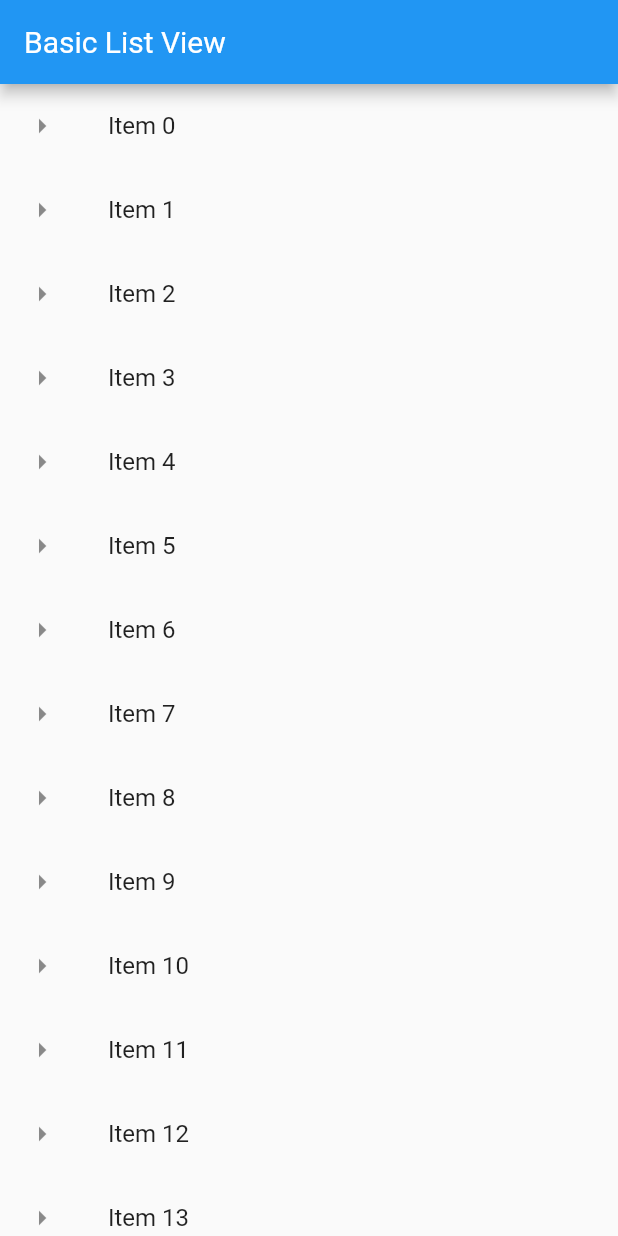
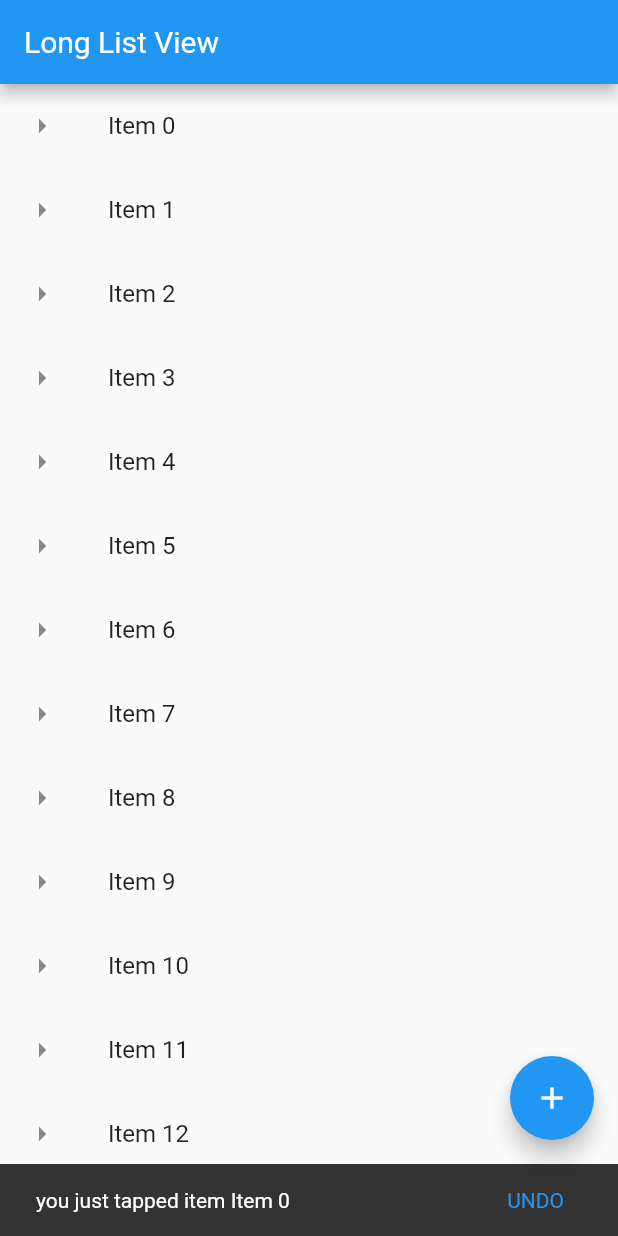
Before and after one commit to AlaaMetwally/flutter_app, a Flutter app: the screen it shows after launch, after a tap on an icon or button, on a phone screen of 412 x 824 dp. Run offline on Flutter 3.47's test engine with Material 2 defaults, Android fonts, the phone set to English and light mode, and no system bars.

Commit message:
Floating Action Button and SnackBar

```diff
--- a/lib/main.dart
+++ b/lib/main.dart
@@ -12,13 +12,29 @@ class MyFlutterApp extends StatelessWidget {
         home: Scaffold(
           body: getListView(),
           appBar: AppBar(
-            title: Text("Basic List View"),
+            title: Text("Long List View"),
+          ),
+          floatingActionButton: FloatingActionButton(
+            onPressed: () => debugPrint("FAB clicked"),
+            child: Icon(Icons.add),
+            tooltip: 'Add one more Item',
           ),
         ));
   }
 
   List<String> getListElements() {
     return List<String>.generate(20, (index) => "Item $index");
+  }
+
+  void showSnackBar(BuildContext context, String item) {
+    var snackBar = SnackBar(
+      content: Text("you just tapped item $item"),
+      action: SnackBarAction(
+        label: "UNDO",
+        onPressed: () => debugPrint('Performing dummy UNDO operation'),
+      ),
+    );
+    Scaffold.of(context).showSnackBar(snackBar);
   }
 
   Widget getListView() {
@@ -28,7 +44,7 @@ class MyFlutterApp extends StatelessWidget {
         leading: Icon(Icons.arrow_right),
         title: Text(listItems[index]),
         onTap: () {
-          debugPrint('${listItems[index]} was tapped');
+          showSnackBar(context, listItems[index]);
         },
       );
     });
```
